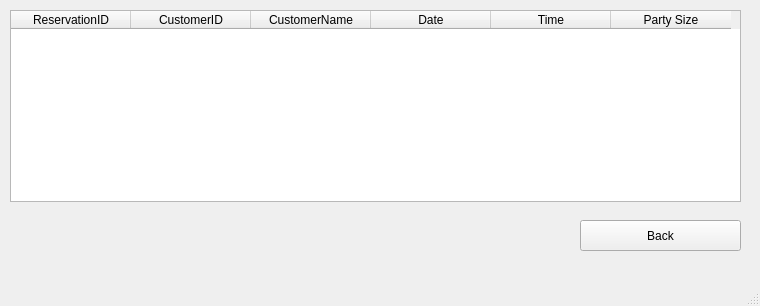
Before: the Qt Designer form ui_files/Reservation_Form_View.ui in TahaZahid05/Restaurant-Managment-System, drawn with Qt 5.
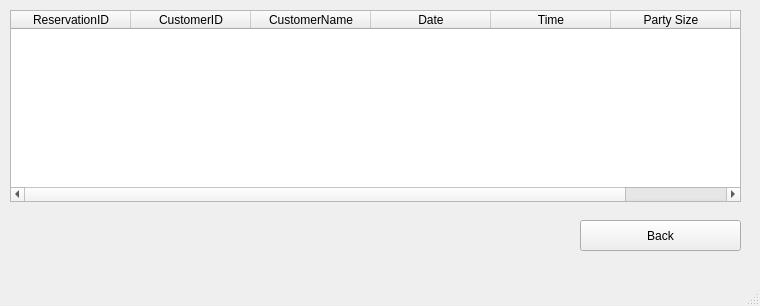
After: the same form once the commit is applied.

The edit to the form file:
```diff
--- a/ui_files/Reservation_Form_View.ui
+++ b/ui_files/Reservation_Form_View.ui
@@ -74,6 +74,11 @@
       <string>Party Size</string>
      </property>
     </column>
+    <column>
+     <property name="text">
+      <string>Status</string>
+     </property>
+    </column>
    </widget>
    <widget class="QPushButton" name="backButton">
     <property name="geometry">
```
Left out of the diff: 2 changed lines with no effect on the pictures.
